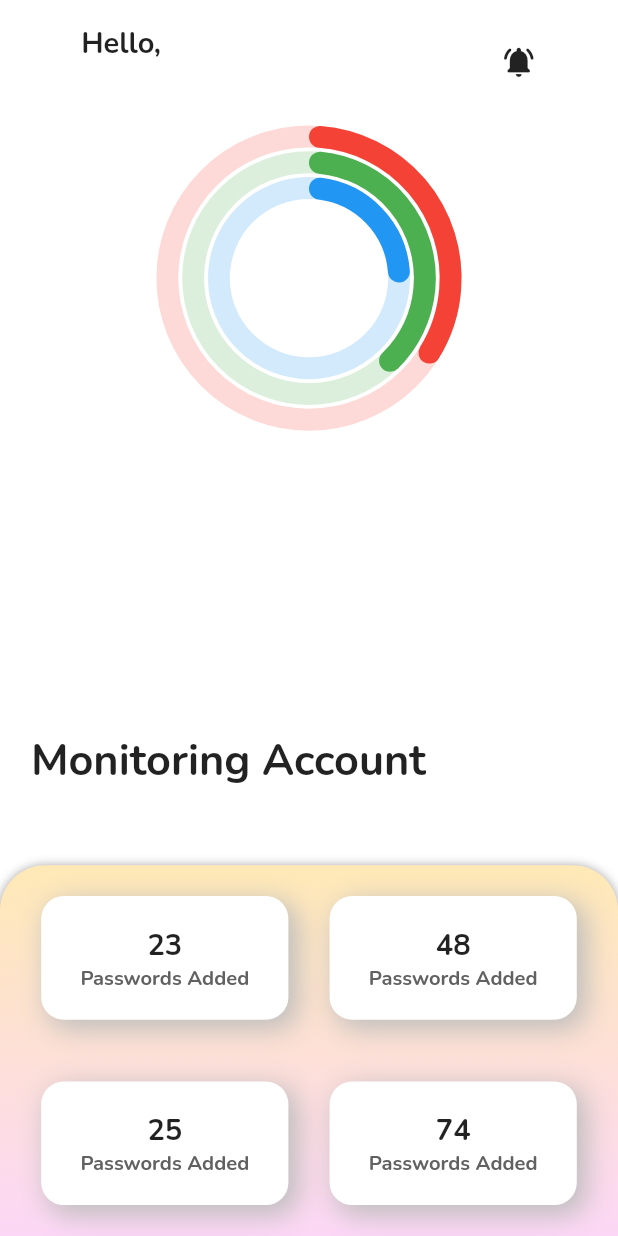
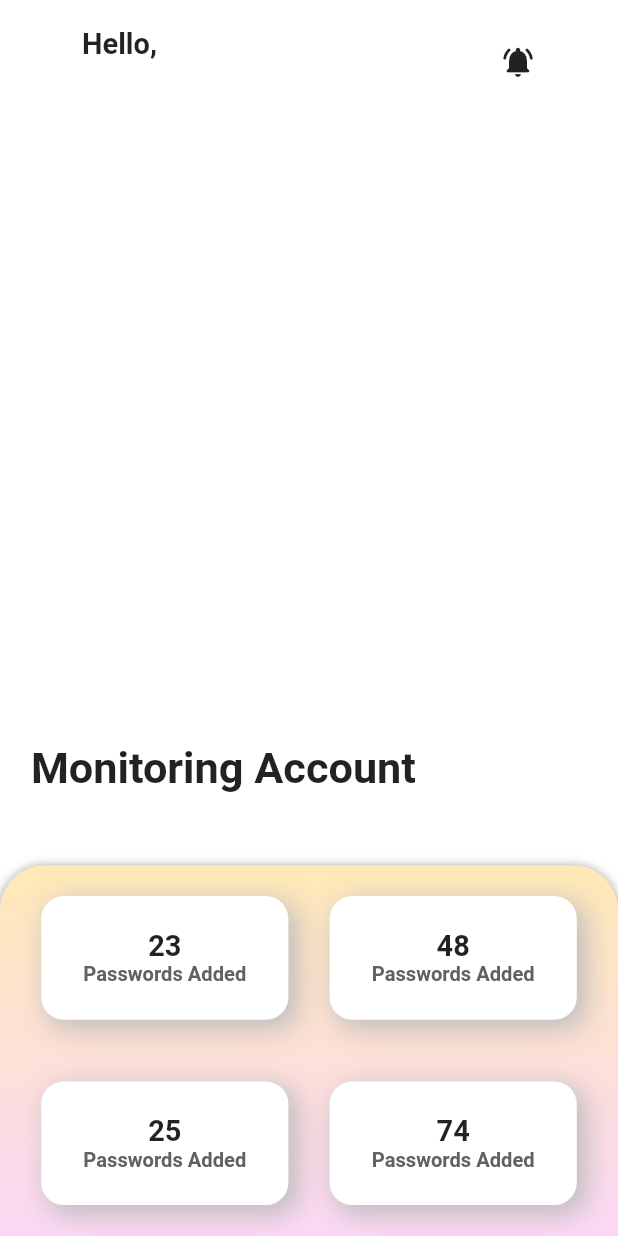
Before and after one commit to ROUNAK-K-JHA-2002/PassBit.dev, a Flutter app: the Dashboard screen opened directly, on a phone screen of 412 x 824 dp. Run offline on Flutter 3.47's test engine with Material 2 defaults, Android fonts, the phone set to English and light mode, and no system bars; our stand-ins replace firebase_auth, flutter_secure_storage, fluttertoast, google_nav_bar, google_sign_in, local_auth and 1 more; accounts and stored records are empty.

Commit message:
Refactered Whole Code

```diff
--- a/lib/Screens/dashboard.dart
+++ b/lib/Screens/dashboard.dart
@@ -1,11 +1,7 @@
 import 'package:flutter/material.dart';
-import 'package:flutter/src/widgets/framework.dart';
-import 'package:flutter/src/widgets/placeholder.dart';
-import 'package:google_fonts/google_fonts.dart';
 import 'package:passwordmanager/Services/User.dart';
-import 'package:passwordmanager/widgets/homepageTile.dart';
+import 'package:passwordmanager/widgets/homepage_tile.dart';
 import 'package:responsive_sizer/responsive_sizer.dart';
-import 'package:syncfusion_flutter_charts/charts.dart';
 
 class Dashboard extends StatefulWidget {
   const Dashboard({super.key});
@@ -13,12 +9,6 @@ class Dashboard extends StatefulWidget {
   @override
   State<Dashboard> createState() => _DashboardState();
 }
-
-final List<ChartData> chartData = [
-  ChartData('Calories', 25, Colors.blue),
-  ChartData('Heart Rate', 38, Colors.green),
-  ChartData('Steps', 34, Colors.red),
-];
 
 class _DashboardState extends State<Dashboard> {
   String? userName;
@@ -39,20 +29,19 @@ class _DashboardState extends State<Dashboard> {
   @override
   Widget build(BuildContext context) {
     return Scaffold(
-      backgroundColor: Color.fromARGB(255, 255, 255, 255),
+      backgroundColor: const Color.fromARGB(255, 255, 255, 255),
       body: SafeArea(
           child: Column(
         children: [
-          Container(
+          SizedBox(
             height: 10.h,
             child: Row(
                 mainAxisAlignment: MainAxisAlignment.spaceAround,
                 children: [
                   Text(
                     "Hello,\n $userName",
-                    style: GoogleFonts.nunito(
-                        textStyle: TextStyle(
-                            fontWeight: FontWeight.bold, fontSize: 18.sp)),
+                    style:
+                        TextStyle(fontWeight: FontWeight.bold, fontSize: 18.sp),
                   ),
                   const SizedBox(
                     width: 10,
@@ -64,42 +53,21 @@ class _DashboardState extends State<Dashboard> {
             child: Container(
               padding: EdgeInsets.symmetric(horizontal: 5.w),
               child: Column(children: [
-                Container(
-                    height: 25.h,
-                    child: SfCircularChart(
-                        margin: EdgeInsets.zero,
-                        series: <CircularSeries>[
-                          RadialBarSeries<ChartData, String>(
-                              useSeriesColor: true,
-                              trackOpacity: 0.2,
-                              radius: '100%',
-                              gap: '5%',
-                              dataSource: chartData,
-                              xValueMapper: (ChartData data, _) => data.x,
-                              yValueMapper: (ChartData data, _) => data.y,
-                              pointColorMapper: (ChartData data, _) =>
-                                  data.color,
-                              cornerStyle: CornerStyle.bothCurve)
-                        ])),
                 const Expanded(child: SizedBox()),
-                Container(
+                SizedBox(
                   width: MediaQuery.of(context).size.width,
                   child: Column(
                       crossAxisAlignment: CrossAxisAlignment.start,
                       children: [
                         Text(
                           "Monitoring Account",
-                          style: GoogleFonts.nunito(
-                              textStyle: TextStyle(
-                                  fontWeight: FontWeight.bold,
-                                  fontSize: 22.sp)),
+                          style: TextStyle(
+                              fontWeight: FontWeight.bold, fontSize: 22.sp),
                         ),
                         Text(
                           "$userName",
-                          style: GoogleFonts.robotoSlab(
-                              textStyle: TextStyle(
-                                  fontWeight: FontWeight.w400,
-                                  fontSize: 16.sp)),
+                          style: TextStyle(
+                              fontWeight: FontWeight.w400, fontSize: 16.sp),
                         ),
                         const SizedBox(
                           height: 10,
--- a/lib/Screens/home.dart
+++ b/lib/Screens/home.dart
@@ -7,8 +7,8 @@ import 'package:responsive_sizer/responsive_sizer.dart';
 
 import '../Services/LocalAuth.dart';
 import '../Services/User.dart';
-import 'AddPassword.dart';
-import 'Profile.dart';
+import 'password_screen.dart';
+import 'profile.dart';
 import 'dashboard.dart';
 
 class HomePage extends StatefulWidget {
--- a/lib/main.dart
+++ b/lib/main.dart
@@ -1,6 +1,6 @@
 import 'package:flutter/material.dart';
 import 'package:flutter/services.dart';
-import 'package:passwordmanager/Screens/LoginScreen.dart';
+import 'package:passwordmanager/Screens/login.dart';
 import 'package:passwordmanager/Screens/home.dart';
 
 import 'package:passwordmanager/Services/LocalAuth.dart';
--- a/lib/widgets/homepageTile.dart
+++ b/lib/widgets/homepage_tile.dart
@@ -1,5 +1,4 @@
 import 'package:flutter/material.dart';
-import 'package:google_fonts/google_fonts.dart';
 import 'package:responsive_sizer/responsive_sizer.dart';
 
 class HomePageTile extends StatefulWidget {
@@ -30,17 +29,14 @@ class _HomePageTileState extends State<HomePageTile> {
       child: Column(mainAxisAlignment: MainAxisAlignment.center, children: [
         Text(
           widget.number,
-          style: GoogleFonts.nunito(
-              textStyle:
-                  TextStyle(fontWeight: FontWeight.bold, fontSize: 18.sp)),
+          style: TextStyle(fontWeight: FontWeight.bold, fontSize: 18.sp),
         ),
         Text(
           widget.text,
-          style: GoogleFonts.nunito(
-              textStyle: TextStyle(
-                  fontWeight: FontWeight.bold,
-                  fontSize: 15.sp,
-                  color: Colors.grey.shade700)),
+          style: TextStyle(
+              fontWeight: FontWeight.bold,
+              fontSize: 15.sp,
+              color: Colors.grey.shade700),
         )
       ]),
     );
```
Also changed, not shown: lib/Screens/LoginScreen.dart (deleted, +0 -97 lines), lib/Screens/biometrics.dart (renamed from lib/Screens/setBiometrics.dart, +8 -16 lines), lib/Screens/login.dart (added, +138 -0 lines), lib/Screens/manage_settings.dart (renamed from lib/Screens/manageSettings.dart, +16 -26 lines), lib/Screens/master_password.dart (renamed from lib/Screens/setMasterPassword.dart, +24 -38 lines), lib/Screens/password_screen.dart (renamed from lib/Screens/AddPassword.dart, +18 -39 lines), lib/Screens/profile.dart (renamed from lib/Screens/Profile.dart, +9 -14 lines), lib/Services/firebase_services.dart (added, +37 -0 lines), lib/Services/savePassword.dart (added, +25 -0 lines), lib/helpers.dart (added, +31 -0 lines), lib/widgets/bottom_button.dart (renamed from lib/widgets/bottomButton.dart, +4 -9 lines), lib/widgets/textField.dart (added, +70 -0 lines), lib/widgets/tile_widget.dart (renamed from lib/widgets/tileWidget.dart, +2 -6 lines).
